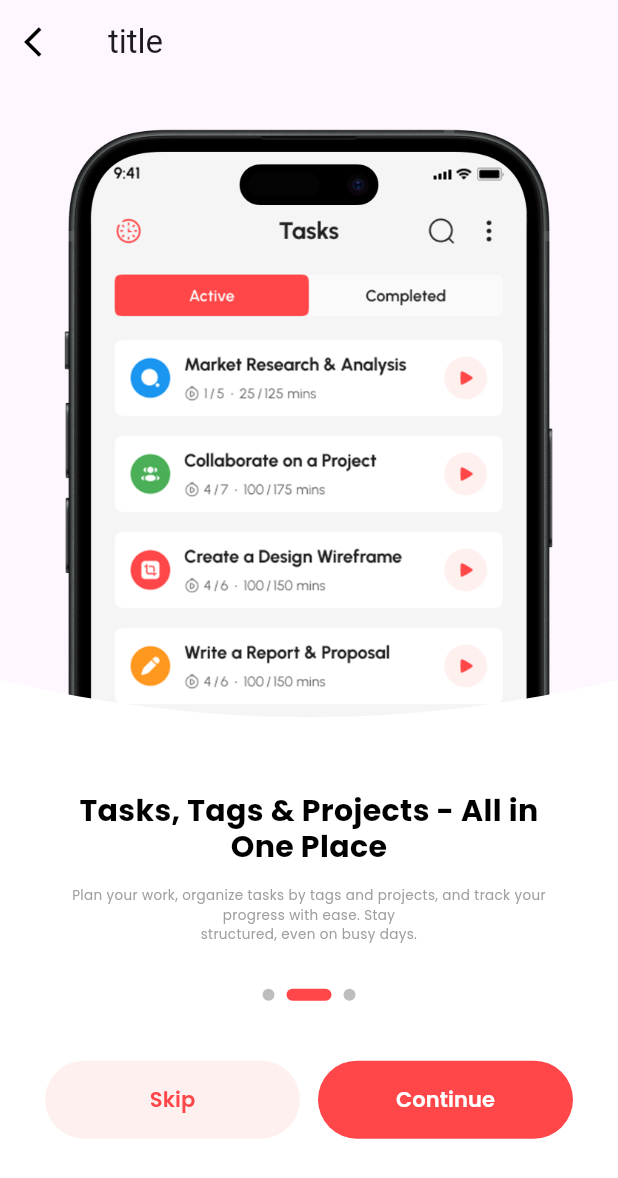
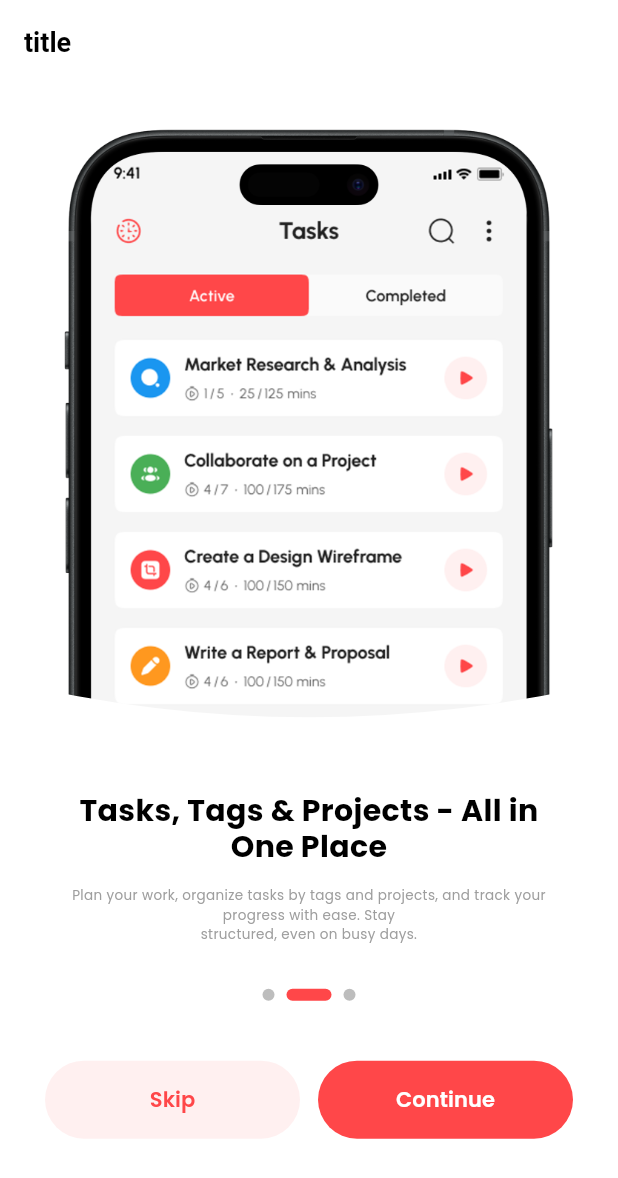
Before and after one commit to makhmudovna/PomodoroApp, a Flutter app: the screen it shows after launch, swiped to page 2, on a phone screen of 412 x 824 dp. Shown: the top 1178 px of the screen. Run offline on Flutter 3.47's test engine with Material 3 defaults, Android fonts, the phone set to English and light mode, and no system bars; our stand-ins replace google_fonts.

Commit message:
replaced Scaffold with AppBase

```diff
--- a/lib/core/widgets/app_base.dart
+++ b/lib/core/widgets/app_base.dart
@@ -1,27 +1,84 @@
 import 'package:flutter/material.dart';
 
-class AppBase extends StatefulWidget {
+/// Custom base scaffold widget
+/// Barcha sahifalar uchun umumiy wrapper
+class AppBase extends StatelessWidget {
   final Widget? child;
   final String? title;
-  final Widget? icon;
-  const AppBase({super.key, this.child, this.title, this.icon});
+  final Widget? leading;
+  final List<Widget>? actions;
+  final Color? backgroundColor;
+  final bool showAppBar;
+  final Widget? bottomNavigationBar;
+  final Widget? floatingActionButton;
+  final bool resizeToAvoidBottomInset;
+  final PreferredSizeWidget? appBar;
 
-  @override
-  State<AppBase> createState() => _AppBaseState();
-}
+  const AppBase({
+    super.key,
+    this.child,
+    this.title,
+    this.leading,
+    this.actions,
+    this.backgroundColor,
+    this.showAppBar = true,
+    this.bottomNavigationBar,
+    this.floatingActionButton,
+    this.resizeToAvoidBottomInset = true,
+    this.appBar,
+  });
 
-class _AppBaseState extends State<AppBase> {
   @override
   Widget build(BuildContext context) {
     return Scaffold(
-      appBar: AppBar(title: Text(widget.title ?? ''), leading: widget.icon),
-      body: widget.child,
+      backgroundColor: backgroundColor ?? Colors.white,
+      appBar: appBar ??
+          (showAppBar && title != null
+              ? AppBar(
+                  title: Text(
+                    title!,
+                    style: const TextStyle(
+                      fontWeight: FontWeight.bold,
+                      fontSize: 18,
+                    ),
+                  ),
+                  leading: leading,
+                  actions: actions,
+                  backgroundColor: backgroundColor ?? Colors.white,
+                  elevation: 0,
+                  surfaceTintColor: Colors.white,
+                  iconTheme: const IconThemeData(color: Colors.black),
+                  foregroundColor: Colors.black,
+                )
+              : null),
+      body: SafeArea(child: child ?? const SizedBox.shrink()),
+      bottomNavigationBar: bottomNavigationBar,
+      floatingActionButton: floatingActionButton,
+      resizeToAvoidBottomInset: resizeToAvoidBottomInset,
     );
   }
 }
-// TODO:
-// 1)Ушбу виджетни кандай клиб асос(бошка виджетлар (page) лар) устидан тарикасида
-// ишлатилнади.
-// 2) Параметрлар очилиши ва уларга киймат бериш.
-// 3) Ушбу юкоридаги код асосида параметрлар тайплар хакида тушунча.
-// 4) Параметрни кандай тогри очилади тушунча.
+
+/// AppBase without AppBar
+class AppBaseNoAppBar extends StatelessWidget {
+  final Widget child;
+  final Color? backgroundColor;
+  final Widget? bottomNavigationBar;
+
+  const AppBaseNoAppBar({
+    super.key,
+    required this.child,
+    this.backgroundColor,
+    this.bottomNavigationBar,
+  });
+
+  @override
+  Widget build(BuildContext context) {
+    return AppBase(
+      showAppBar: false,
+      backgroundColor: backgroundColor,
+      bottomNavigationBar: bottomNavigationBar,
+      child: child,
+    );
+  }
+}
```
